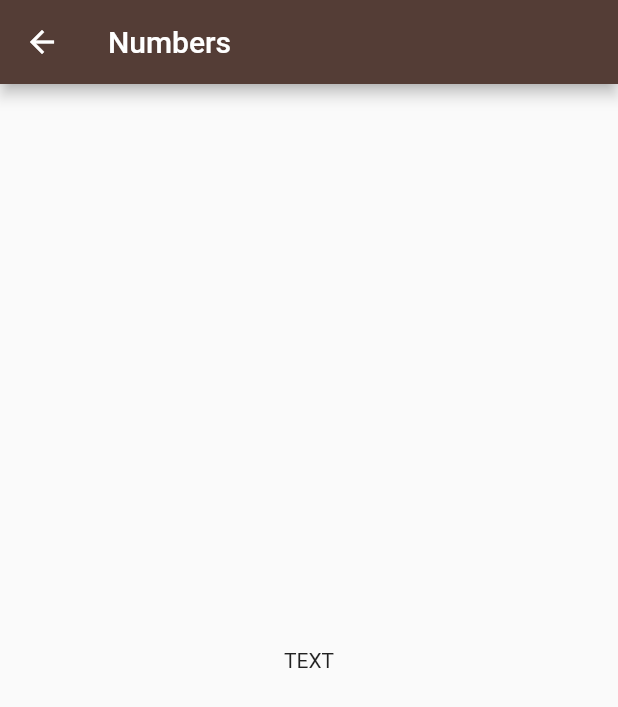
After one commit to abdobassel/Toku_app_flutter, a Flutter app: the screen it shows after launch, after a tap on "Numbers", on a phone screen of 412 x 824 dp. The commit adds this screen. Shown: the top 707 px of the screen. Run offline on Flutter 3.47's test engine with Material 2 defaults, Android fonts, the phone set to English and light mode, and no system bars.

Commit message:
create numbersScreen and create custom appBar and make categoris avilable on tap

```diff
--- a/lib/components/components.dart
+++ b/lib/components/components.dart
@@ -3,8 +3,11 @@ import "package:flutter/material.dart";
 Widget Category({
   required String text,
   required Color color,
+  Function()? ontap,
 }) =>
-    Container(
+    GestureDetector(
+      onTap: ontap,
+      child: Container(
         width: double.infinity,
         height: 70,
         color: color,
@@ -13,4 +16,15 @@ Widget Category({
           '$text',
           style: TextStyle(color: Colors.white, fontSize: 25),
         ),
+      ),
     );
+
+//appbar  (0xff543D36)
+PreferredSizeWidget AppBarToku({
+  String? title,
+  Color? backcolor = const Color(0xff543D36),
+}) =>
+    AppBar(
+      title: Text('$title'),
+      backgroundColor: backcolor,
+    );
--- a/lib/modules/home/toku_home.dart
+++ b/lib/modules/home/toku_home.dart
@@ -1,5 +1,6 @@
 import 'package:flutter/material.dart';
 import 'package:toku_app/components/components.dart';
+import 'package:toku_app/modules/numbers/numbers_screen.dart';
 
 class TokoHome extends StatelessWidget {
   const TokoHome({super.key});
@@ -14,10 +15,39 @@ class TokoHome extends StatelessWidget {
       ),
       body: Column(
         children: [
-          Category(text: 'Numbers', color: Color(0xffFF9F3C)),
-          Category(text: 'Members Family', color: Color(0xff5E8A3F)),
-          Category(text: 'Colors', color: Color(0xff864CAF)),
-          Category(text: 'Phrases', color: Color(0xff52AFD6)),
+          Category(
+            text: 'Numbers',
+            color: Color(0xffFF9F3C),
+            ontap: () {
+              Navigator.push(context, MaterialPageRoute(builder: (context) {
+                return Numbers_screen();
+              }));
+            },
+          ),
+          Category(
+              text: 'Members Family',
+              color: Color(0xff5E8A3F),
+              ontap: () {
+                Navigator.push(context, MaterialPageRoute(builder: (context) {
+                  return Numbers_screen();
+                }));
+              }),
+          Category(
+              text: 'Colors',
+              color: Color(0xff864CAF),
+              ontap: () {
+                Navigator.push(context, MaterialPageRoute(builder: (context) {
+                  return Numbers_screen();
+                }));
+              }),
+          Category(
+              text: 'Phrases',
+              color: Color(0xff52AFD6),
+              ontap: () {
+                Navigator.push(context, MaterialPageRoute(builder: (context) {
+                  return Numbers_screen();
+                }));
+              }),
         ],
       ),
     );
--- /dev/null
+++ b/lib/modules/numbers/numbers_screen.dart
@@ -0,0 +1,15 @@
+import 'package:flutter/material.dart';
+import 'package:toku_app/components/components.dart';
+
+class Numbers_screen extends StatelessWidget {
+  const Numbers_screen({super.key});
+
+  @override
+  Widget build(BuildContext context) {
+    return Scaffold(
+        appBar: AppBarToku(title: 'Numbers'),
+        body: Container(
+          child: Center(child: Text('TEXT')),
+        ));
+  }
+}
```
Lines whose indentation alone changed are shown as unchanged.
